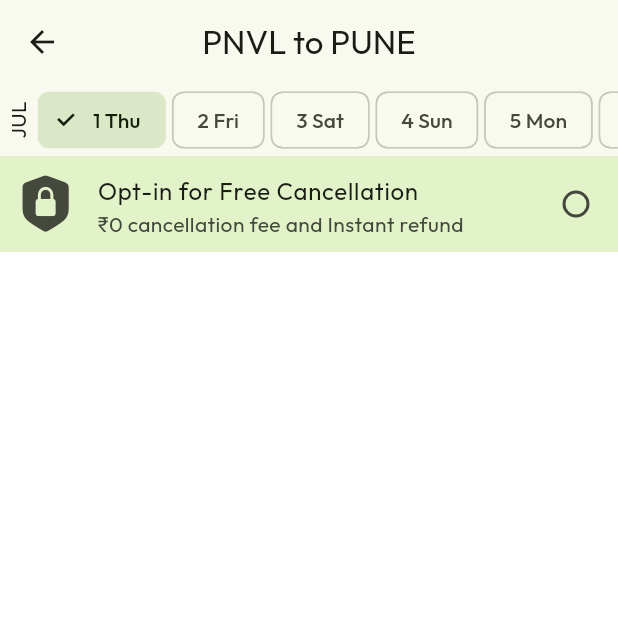
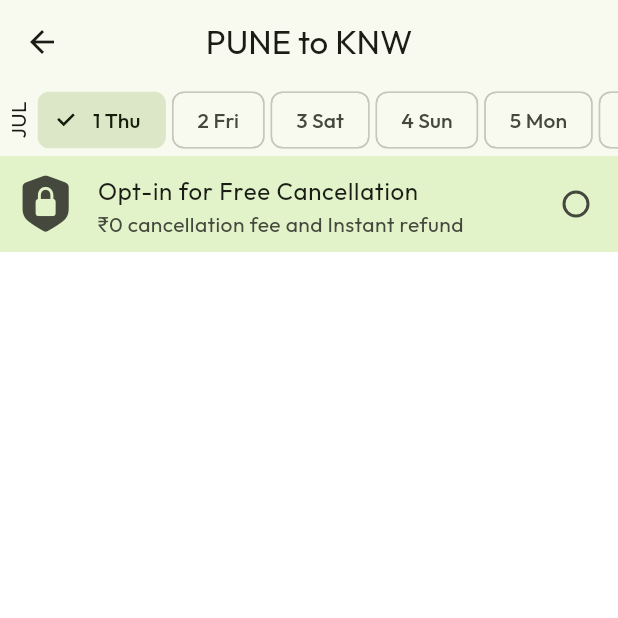
Before and after one commit to ShinobiKSAMA/GreenRail, a Flutter app: the screen it shows after launch, after a tap on "Search Trains", on a phone screen of 412 x 824 dp, the top half of it. Run offline on Flutter 3.47's test engine with Material 3 defaults, Android fonts, the phone set to English and light mode, and no system bars; our stand-ins replace flutter_riverpod, freezed_annotation, go_router, google_fonts, riverpod_annotation; generated files the repository leaves out were written again.

Commit message:
Shared Source and Destinations

```diff
--- a/lib/configs/router.dart
+++ b/lib/configs/router.dart
@@ -1,5 +1,6 @@
 import 'package:flutter/material.dart';
 import 'package:go_router/go_router.dart';
+import 'package:greenrail/core/models/station_model.dart';
 import 'package:greenrail/presenation/navigation_container.dart';
 import 'package:greenrail/presenation/screens/home_screen.dart';
 import 'package:greenrail/presenation/screens/my_account_screen.dart';
@@ -22,7 +23,10 @@ GoRouter router(RouterRef ref) {
         parentNavigatorKey: rootNavigatorKey,
         path: '/trainsResult',
         name: 'Trains Result',
-        builder: (context, state) => const TrainsResultScreen(),
+        builder: (context, state) {
+          final queries = state.extra as (StationModel, StationModel);
+          return TrainsResultScreen(from: queries.$1, to: queries.$2);
+        },
       ),
       ShellRoute(
         observers: [HeroController()],
--- a/lib/presenation/screens/trains_result_screen.dart
+++ b/lib/presenation/screens/trains_result_screen.dart
@@ -1,10 +1,18 @@
 import 'dart:math';
 
 import 'package:flutter/material.dart';
+import 'package:greenrail/core/models/station_model.dart';
 import 'package:greenrail/presenation/widgets/common/opt_in_tile.dart';
 
 class TrainsResultScreen extends StatefulWidget {
-  const TrainsResultScreen({super.key});
+  const TrainsResultScreen({
+    super.key,
+    required this.from,
+    required this.to,
+  });
+
+  final StationModel from;
+  final StationModel to;
 
   @override
   State<TrainsResultScreen> createState() => _TrainsResultScreenState();
@@ -21,7 +29,7 @@ class _TrainsResultScreenState extends State<TrainsResultScreen> {
           SliverAppBar(
             pinned: true,
             centerTitle: true,
-            title: const Text("PNVL to PUNE"),
+            title: Text("${widget.from.code} to ${widget.to.code}"),
             bottom: PreferredSize(
               preferredSize: const Size.fromHeight(48),
               child: SizedBox(
--- a/lib/presenation/widgets/common/details_form_section.dart
+++ b/lib/presenation/widgets/common/details_form_section.dart
@@ -5,7 +5,11 @@ import 'package:greenrail/core/models/station_model.dart';
 import 'package:greenrail/presenation/modals/search_station_modal.dart';
 
 class DetailsFormSection extends StatelessWidget {
-  const DetailsFormSection({super.key});
+  const DetailsFormSection(
+      {super.key, required this.fromStation, required this.toStation});
+
+  final ValueNotifier<StationModel> fromStation;
+  final ValueNotifier<StationModel> toStation;
 
   @override
   Widget build(BuildContext context) {
@@ -13,9 +17,6 @@ class DetailsFormSection extends StatelessWidget {
       context.showModal(SearchStationModal(controller: controller),
           showDrag: false);
     }
-
-    final ValueNotifier<StationModel> fromStation = ValueNotifier(stations[0]);
-    final ValueNotifier<StationModel> toStation = ValueNotifier(stations[5]);
 
     void swapStations(StationModel from, StationModel to) {
       fromStation.value = to;
--- a/lib/presenation/widgets/home/search_section.dart
+++ b/lib/presenation/widgets/home/search_section.dart
@@ -2,6 +2,8 @@ import 'package:flutter/cupertino.dart';
 import 'package:flutter/material.dart';
 import 'package:go_router/go_router.dart';
 import 'package:greenrail/core/extensions/context_extension.dart';
+import 'package:greenrail/core/models/station_model.dart';
+import 'package:greenrail/presenation/modals/search_station_modal.dart';
 import 'package:greenrail/presenation/widgets/common/shared_button.dart';
 import 'package:greenrail/presenation/widgets/common/details_form_section.dart';
 import 'package:greenrail/presenation/widgets/common/opt_in_tile.dart';
@@ -11,6 +13,9 @@ class SearchSection extends StatelessWidget {
 
   @override
   Widget build(BuildContext context) {
+    final ValueNotifier<StationModel> fromStation = ValueNotifier(stations[0]);
+    final ValueNotifier<StationModel> toStation = ValueNotifier(stations[5]);
+
     return Container(
       padding: const EdgeInsets.symmetric(horizontal: 24, vertical: 24),
       decoration: const BoxDecoration(
@@ -30,14 +35,20 @@ class SearchSection extends StatelessWidget {
             ],
           ),
           const SizedBox(height: 12),
-          const DetailsFormSection(),
+          DetailsFormSection(
+            fromStation: fromStation,
+            toStation: toStation,
+          ),
           const SizedBox(height: 12),
           const OptInTile(),
           const SizedBox(height: 12),
           SharedButton(
             title: "Search Trains",
             icon: CupertinoIcons.search,
-            onPressed: () => context.pushNamed('Trains Result'),
+            onPressed: () => context.pushNamed(
+              'Trains Result',
+              extra: (fromStation.value, toStation.value),
+            ),
           ),
           const SizedBox(height: 12),
           Row(
```
Also changed, not shown: pubspec.lock.
